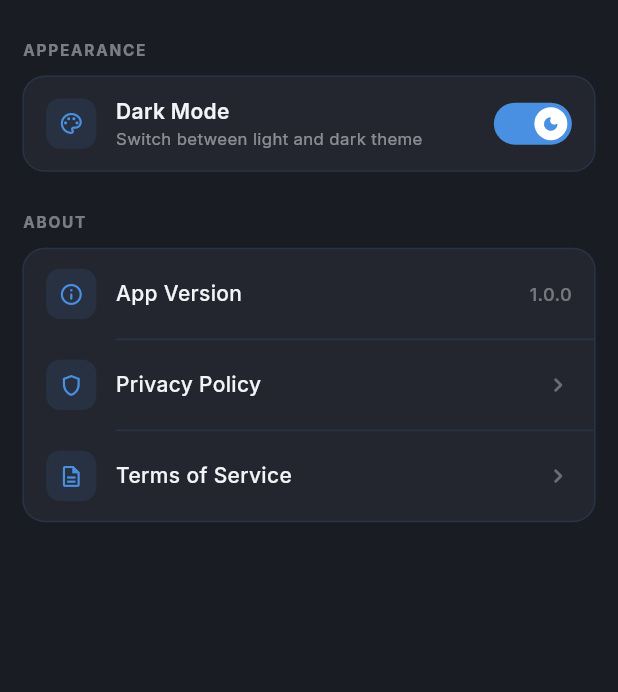
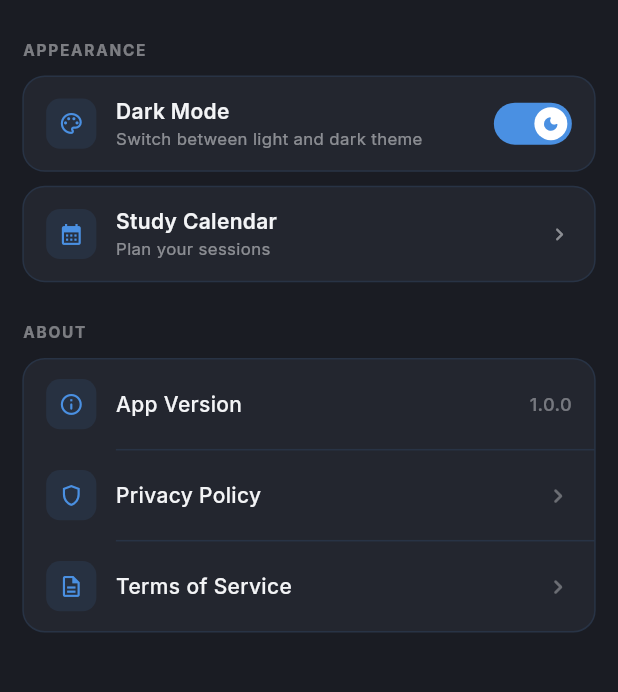
Before and after one commit to ahmedEhab10/study_flow, a Flutter app: the ProfileScreen screen opened directly, after a tap on the "light mode" icon, on a phone screen of 412 x 824 dp, the part 238-930 px from its top. Run offline on Flutter 3.47's test engine with Material 3 defaults, Android fonts, the phone set to English and light mode, and no system bars; our stand-ins replace dots_indicator, dotted_border, file_picker, flutter_bloc, flutter_screenutil, flutter_svg and 6 more; accounts and stored records are empty; project files that could hold a hidden picture were left out.

Commit message:
start in calander screen

```diff
--- a/lib/Core/Routes_Manager/routes.dart
+++ b/lib/Core/Routes_Manager/routes.dart
@@ -8,4 +8,5 @@ abstract class Routes {
   static const String add_task = '/add_task';
   static const String all_subjects = '/all_subjects';
   static const String study_session = '/study_session';
+  static const String study_calendar = '/study_calendar';
 }
--- a/lib/Core/Routes_Manager/routes_manager.dart
+++ b/lib/Core/Routes_Manager/routes_manager.dart
@@ -3,6 +3,7 @@ import 'package:study_flow/Core/Models/Subject_Model.dart';
 import 'package:study_flow/Core/Routes_Manager/routes.dart';
 import 'package:study_flow/features/Onboarding/Presentation/onboarding_screen.dart';
 import 'package:study_flow/features/Splash/presentation/splash_screen.dart';
+import 'package:study_flow/features/Study_calendar/presentation/study_calendar_screen.dart';
 import 'package:study_flow/features/add_task/Presentation/add_task_sceen.dart';
 import 'package:study_flow/features/setup/presentation/setup_screen.dart';
 import 'package:study_flow/features/subject_details/presentation/subject_details_screen.dart';
@@ -26,6 +27,11 @@ abstract class RoutesManager {
           builder: (context) => StudySessionScreen(subject: subject),
         );
 
+      case Routes.study_calendar:
+        return MaterialPageRoute(
+          builder: (context) => const StudyCalendarScreen(),
+        );
+
       case Routes.main_layout:
         return MaterialPageRoute(builder: (context) => const MainLayout());
       case Routes.setup:
--- /dev/null
+++ b/lib/features/Study_calendar/presentation/study_calendar_screen.dart
@@ -0,0 +1,11 @@
+import 'package:flutter/material.dart';
+import 'package:study_flow/features/Study_calendar/presentation/widgets/studt_calendar_body.dart';
+
+class StudyCalendarScreen extends StatelessWidget {
+  const StudyCalendarScreen({super.key});
+
+  @override
+  Widget build(BuildContext context) {
+    return const Scaffold(body: StudtCalendarBody());
+  }
+}
--- /dev/null
+++ b/lib/features/Study_calendar/presentation/widgets/studt_calendar_body.dart
@@ -0,0 +1,10 @@
+import 'package:flutter/material.dart';
+
+class StudtCalendarBody extends StatelessWidget {
+  const StudtCalendarBody({super.key});
+
+  @override
+  Widget build(BuildContext context) {
+    return const Placeholder();
+  }
+}
--- a/lib/features/main/Profile/presentation/profile_screen.dart
+++ b/lib/features/main/Profile/presentation/profile_screen.dart
@@ -3,7 +3,11 @@ import 'package:flutter_screenutil/flutter_screenutil.dart';
 import 'package:google_fonts/google_fonts.dart';
 import 'package:provider/provider.dart';
 import 'package:study_flow/Core/Provider/Theme_provider.dart';
+import 'package:study_flow/Core/Routes_Manager/routes.dart';
 import 'package:study_flow/Core/resources/Colors_Manager.dart';
+import 'package:study_flow/features/main/Profile/presentation/widgets/appearance_Card.dart';
+import 'package:study_flow/features/main/Profile/presentation/widgets/profile_head_card.dart';
+import 'package:study_flow/features/main/Profile/presentation/widgets/profile_item.dart';
 
 // ─── Profile Screen ───────────────────────────────────────────────────────────
 class ProfileScreen extends StatelessWidget {
@@ -39,12 +43,18 @@ class ProfileScreen extends StatelessWidget {
                 children: [
                   SizedBox(height: 8.h),
                   // ── Avatar + Name Card ────────────────────────────────────
-                  _ProfileHeaderCard(),
+                  ProfileHeaderCard(),
                   SizedBox(height: 28.h),
                   // ── Section: Appearance ───────────────────────────────────
                   _SectionLabel(label: 'Appearance'),
                   SizedBox(height: 10.h),
-                  _AppearanceCard(),
+                  AppearanceCard(),
+                  SizedBox(height: 10.h),
+                  profileItem(
+                    onTap: () {
+                      Navigator.pushNamed(context, Routes.study_calendar);
+                    },
+                  ),
                   SizedBox(height: 28.h),
                   // ── Section: About ────────────────────────────────────────
                   _SectionLabel(label: 'About'),
@@ -53,160 +63,6 @@ class ProfileScreen extends StatelessWidget {
                   SizedBox(height: bottomPadding),
                 ],
               ),
-            ),
-          ),
-        ],
-      ),
-    );
-  }
-}
-
-// ─── Profile Header Card ──────────────────────────────────────────────────────
-class _ProfileHeaderCard extends StatelessWidget {
-  @override
-  Widget build(BuildContext context) {
-    final theme = Theme.of(context);
-    return Container(
-      width: double.infinity,
-      padding: EdgeInsets.all(20.r),
-      decoration: BoxDecoration(
-        color: theme.colorScheme.surface,
-        borderRadius: BorderRadius.circular(16.r),
-        border: Border.all(
-          color:
-              theme.dividerTheme.color ??
-              ColorsManager.primary.withValues(alpha: 0.1),
-        ),
-      ),
-      child: Row(
-        children: [
-          // Avatar circle
-          Container(
-            width: 60.r,
-            height: 60.r,
-            decoration: BoxDecoration(
-              shape: BoxShape.circle,
-              gradient: LinearGradient(
-                colors: [ColorsManager.primary, ColorsManager.secondary],
-                begin: Alignment.topLeft,
-                end: Alignment.bottomRight,
-              ),
-            ),
-            child: Center(
-              child: Text(
-                'A',
-                style: GoogleFonts.inter(
-                  fontSize: 26.sp,
-                  fontWeight: FontWeight.w700,
-                  color: ColorsManager.white,
-                ),
-              ),
-            ),
-          ),
-          SizedBox(width: 16.w),
-          // Name & subtitle
-          Expanded(
-            child: Column(
-              crossAxisAlignment: CrossAxisAlignment.start,
-              children: [
-                Text(
-                  'Ahmed',
-                  style: GoogleFonts.inter(
-                    fontSize: 20.sp,
-                    fontWeight: FontWeight.w700,
-                    color: theme.colorScheme.onSurface,
-                  ),
-                ),
-                SizedBox(height: 2.h),
-                Text(
-                  'Student · StudyFlow AI',
-                  style: GoogleFonts.inter(
-                    fontSize: 13.sp,
-                    fontWeight: FontWeight.w500,
-                    color: theme.colorScheme.onSurface.withValues(alpha: 0.5),
-                  ),
-                ),
-              ],
-            ),
-          ),
-          // Edit placeholder
-          Icon(
-            Icons.edit_outlined,
-            size: 20.r,
-            color: theme.colorScheme.onSurface.withValues(alpha: 0.4),
-          ),
-        ],
-      ),
-    );
-  }
-}
-
-// ─── Appearance Card (with ThemeToggle) ──────────────────────────────────────
-class _AppearanceCard extends StatelessWidget {
-  @override
-  Widget build(BuildContext context) {
-    final theme = Theme.of(context);
-    return Container(
-      decoration: BoxDecoration(
-        color: theme.colorScheme.surface,
-        borderRadius: BorderRadius.circular(16.r),
-        border: Border.all(
-          color:
-              theme.dividerTheme.color ??
-              ColorsManager.primary.withValues(alpha: 0.1),
-        ),
-      ),
-      child: Column(
-        children: [
-          // Theme toggle row
-          Padding(
-            padding: EdgeInsets.symmetric(horizontal: 16.w, vertical: 14.h),
-            child: Row(
-              children: [
-                // Icon
-                Container(
-                  width: 36.r,
-                  height: 36.r,
-                  decoration: BoxDecoration(
-                    color: ColorsManager.primary.withValues(alpha: 0.1),
-                    borderRadius: BorderRadius.circular(10.r),
-                  ),
-                  child: Icon(
-                    Icons.palette_outlined,
-                    size: 18.r,
-                    color: ColorsManager.primary,
-                  ),
-                ),
-                SizedBox(width: 14.w),
-                // Label
-                Expanded(
-                  child: Column(
-                    crossAxisAlignment: CrossAxisAlignment.start,
-                    children: [
-                      Text(
-                        'Dark Mode',
-                        style: GoogleFonts.inter(
-                          fontSize: 15.sp,
-                          fontWeight: FontWeight.w600,
-                          color: theme.colorScheme.onSurface,
-                        ),
-                      ),
-                      Text(
-                        'Switch between light and dark theme',
-                        style: GoogleFonts.inter(
-                          fontSize: 12.sp,
-                          fontWeight: FontWeight.w400,
-                          color: theme.colorScheme.onSurface.withValues(
-                            alpha: 0.5,
-                          ),
-                        ),
-                      ),
-                    ],
-                  ),
-                ),
-                // Animated pill switch
-                const ThemeToggle(),
-              ],
             ),
           ),
         ],
--- /dev/null
+++ b/lib/features/main/Profile/presentation/widgets/appearance_Card.dart
@@ -0,0 +1,79 @@
+// ─── Appearance Card (with ThemeToggle) ──────────────────────────────────────
+import 'package:flutter/material.dart';
+import 'package:flutter_screenutil/flutter_screenutil.dart';
+import 'package:google_fonts/google_fonts.dart';
+import 'package:study_flow/Core/resources/Colors_Manager.dart';
+import 'package:study_flow/features/main/Profile/presentation/profile_screen.dart';
+
+class AppearanceCard extends StatelessWidget {
+  @override
+  Widget build(BuildContext context) {
+    final theme = Theme.of(context);
+    return Container(
+      decoration: BoxDecoration(
+        color: theme.colorScheme.surface,
+        borderRadius: BorderRadius.circular(16.r),
+        border: Border.all(
+          color:
+              theme.dividerTheme.color ??
+              ColorsManager.primary.withValues(alpha: 0.1),
+        ),
+      ),
+      child: Column(
+        children: [
+          // Theme toggle row
+          Padding(
+            padding: EdgeInsets.symmetric(horizontal: 16.w, vertical: 14.h),
+            child: Row(
+              children: [
+                // Icon
+                Container(
+                  width: 36.r,
+                  height: 36.r,
+                  decoration: BoxDecoration(
+                    color: ColorsManager.primary.withValues(alpha: 0.1),
+                    borderRadius: BorderRadius.circular(10.r),
+                  ),
+                  child: Icon(
+                    Icons.palette_outlined,
+                    size: 18.r,
+                    color: ColorsManager.primary,
+                  ),
+                ),
+                SizedBox(width: 14.w),
+                // Label
+                Expanded(
+                  child: Column(
+                    crossAxisAlignment: CrossAxisAlignment.start,
+                    children: [
+                      Text(
+                        'Dark Mode',
+                        style: GoogleFonts.inter(
+                          fontSize: 15.sp,
+                          fontWeight: FontWeight.w600,
+                          color: theme.colorScheme.onSurface,
+                        ),
+                      ),
+                      Text(
+                        'Switch between light and dark theme',
+                        style: GoogleFonts.inter(
+                          fontSize: 12.sp,
+                          fontWeight: FontWeight.w400,
+                          color: theme.colorScheme.onSurface.withValues(
+                            alpha: 0.5,
+                          ),
+                        ),
+                      ),
+                    ],
+                  ),
+                ),
+                // Animated pill switch
+                const ThemeToggle(),
+              ],
+            ),
+          ),
+        ],
+      ),
+    );
+  }
+}
--- /dev/null
+++ b/lib/features/main/Profile/presentation/widgets/profile_head_card.dart
@@ -0,0 +1,84 @@
+// ─── Profile Header Card ──────────────────────────────────────────────────────
+import 'package:flutter/material.dart';
+import 'package:flutter_screenutil/flutter_screenutil.dart';
+import 'package:google_fonts/google_fonts.dart';
+import 'package:study_flow/Core/resources/Colors_Manager.dart';
+
+class ProfileHeaderCard extends StatelessWidget {
+  @override
+  Widget build(BuildContext context) {
+    final theme = Theme.of(context);
+    return Container(
+      width: double.infinity,
+      padding: EdgeInsets.all(20.r),
+      decoration: BoxDecoration(
+        color: theme.colorScheme.surface,
+        borderRadius: BorderRadius.circular(16.r),
+        border: Border.all(
+          color:
+              theme.dividerTheme.color ??
+              ColorsManager.primary.withValues(alpha: 0.1),
+        ),
+      ),
+      child: Row(
+        children: [
+          // Avatar circle
+          Container(
+            width: 60.r,
+            height: 60.r,
+            decoration: BoxDecoration(
+              shape: BoxShape.circle,
+              gradient: LinearGradient(
+                colors: [ColorsManager.primary, ColorsManager.secondary],
+                begin: Alignment.topLeft,
+                end: Alignment.bottomRight,
+              ),
+            ),
+            child: Center(
+              child: Text(
+                'A',
+                style: GoogleFonts.inter(
+                  fontSize: 26.sp,
+                  fontWeight: FontWeight.w700,
+                  color: ColorsManager.white,
+                ),
+              ),
+            ),
+          ),
+          SizedBox(width: 16.w),
+          // Name & subtitle
+          Expanded(
+            child: Column(
+              crossAxisAlignment: CrossAxisAlignment.start,
+              children: [
+                Text(
+                  'Ahmed',
+                  style: GoogleFonts.inter(
+                    fontSize: 20.sp,
+                    fontWeight: FontWeight.w700,
+                    color: theme.colorScheme.onSurface,
+                  ),
+                ),
+                SizedBox(height: 2.h),
+                Text(
+                  'Student · StudyFlow AI',
+                  style: GoogleFonts.inter(
+                    fontSize: 13.sp,
+                    fontWeight: FontWeight.w500,
+                    color: theme.colorScheme.onSurface.withValues(alpha: 0.5),
+                  ),
+                ),
+              ],
+            ),
+          ),
+          // Edit placeholder
+          Icon(
+            Icons.edit_outlined,
+            size: 20.r,
+            color: theme.colorScheme.onSurface.withValues(alpha: 0.4),
+          ),
+        ],
+      ),
+    );
+  }
+}
--- /dev/null
+++ b/lib/features/main/Profile/presentation/widgets/profile_item.dart
@@ -0,0 +1,88 @@
+// ─── Appearance Card (with ThemeToggle) ──────────────────────────────────────
+import 'package:flutter/material.dart';
+import 'package:flutter_screenutil/flutter_screenutil.dart';
+import 'package:google_fonts/google_fonts.dart';
+import 'package:study_flow/Core/resources/Colors_Manager.dart';
+
+class profileItem extends StatelessWidget {
+  final void Function()? onTap;
+
+  const profileItem({super.key, required this.onTap});
+  @override
+  Widget build(BuildContext context) {
+    final theme = Theme.of(context);
+    return GestureDetector(
+      onTap: onTap,
+      child: Container(
+        decoration: BoxDecoration(
+          color: theme.colorScheme.surface,
+          borderRadius: BorderRadius.circular(16.r),
+          border: Border.all(
+            color:
+                theme.dividerTheme.color ??
+                ColorsManager.primary.withValues(alpha: 0.1),
+          ),
+        ),
+        child: Column(
+          children: [
+            // Theme toggle row
+            Padding(
+              padding: EdgeInsets.symmetric(horizontal: 16.w, vertical: 14.h),
+              child: Row(
+                children: [
+                  // Icon
+                  Container(
+                    width: 36.r,
+                    height: 36.r,
+                    decoration: BoxDecoration(
+                      color: ColorsManager.primary.withValues(alpha: 0.1),
+                      borderRadius: BorderRadius.circular(10.r),
+                    ),
+                    child: Icon(
+                      Icons.calendar_month,
+                      size: 18.r,
+                      color: ColorsManager.primary,
+                    ),
+                  ),
+                  SizedBox(width: 14.w),
+                  // Label
+                  Expanded(
+                    child: Column(
+                      crossAxisAlignment: CrossAxisAlignment.start,
+                      children: [
+                        Text(
+                          'Study Calendar',
+                          style: GoogleFonts.inter(
+                            fontSize: 15.sp,
+                            fontWeight: FontWeight.w600,
+                            color: theme.colorScheme.onSurface,
+                          ),
+                        ),
+                        Text(
+                          'Plan your sessions',
+                          style: GoogleFonts.inter(
+                            fontSize: 12.sp,
+                            fontWeight: FontWeight.w400,
+                            color: theme.colorScheme.onSurface.withValues(
+                              alpha: 0.5,
+                            ),
+                          ),
+                        ),
+                      ],
+                    ),
+                  ),
+
+                  Icon(
+                    Icons.chevron_right_rounded,
+                    size: 18.r,
+                    color: theme.colorScheme.onSurface.withValues(alpha: 0.5),
+                  ),
+                ],
+              ),
+            ),
+          ],
+        ),
+      ),
+    );
+  }
+}
```
Also changed, not shown: assets/Images/new_app_logo_as_png.png (added), assets/Svgs/new_app_logo_as_svg.svg (added), 1 other file.
